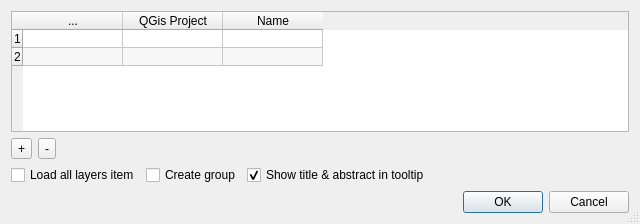
Before: the Qt Designer form menu_from_project/conf_dialog.ui in xcaeag/MenuFromProject-Qgis-Plugin, drawn with Qt 5.
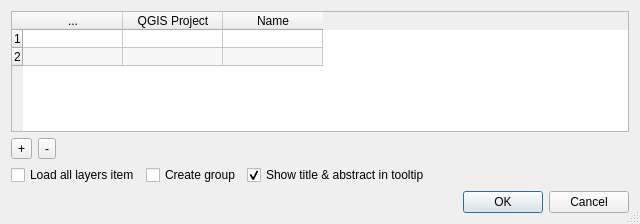
After: the same form once the commit is applied.

Commit message: QGis -> QGIS

The edit to the form file:
```diff
--- a/menu_from_project/conf_dialog.ui
+++ b/menu_from_project/conf_dialog.ui
@@ -73,7 +73,7 @@
      </column>
      <column>
       <property name="text">
-       <string>QGis Project</string>
+       <string>QGIS Project</string>
       </property>
      </column>
      <column>
```
